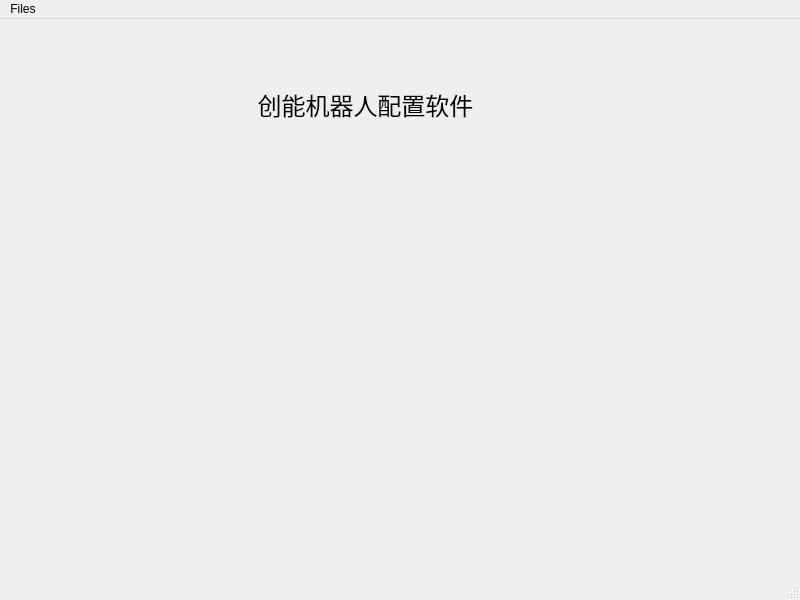
Old version of the form gui.ui in the repository wangqi1994/gui_python_configuration-software.
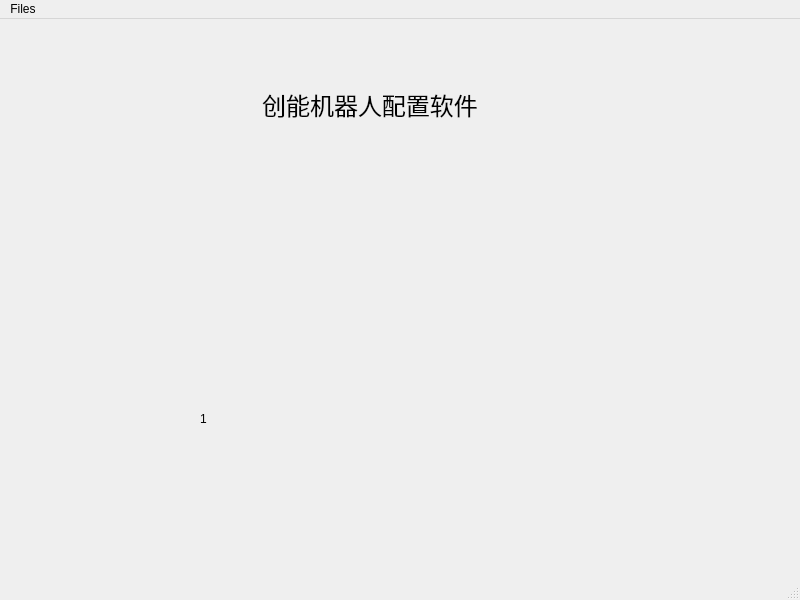
New version of the form.

What changed in the file:
```diff
--- a/gui.ui
+++ b/gui.ui
@@ -22,8 +22,8 @@
      <rect>
       <x>220</x>
       <y>60</y>
-      <width>291</width>
-      <height>51</height>
+      <width>300</width>
+      <height>50</height>
      </rect>
     </property>
     <property name="font">
@@ -38,6 +38,19 @@
      <set>Qt::AlignCenter</set>
     </property>
    </widget>
+   <widget class="QLabel" name="pic_show_label">
+    <property name="geometry">
+     <rect>
+      <x>200</x>
+      <y>200</y>
+      <width>400</width>
+      <height>400</height>
+     </rect>
+    </property>
+    <property name="text">
+     <string>1</string>
+    </property>
+   </widget>
   </widget>
   <widget class="QMenuBar" name="menubar">
    <property name="geometry">
```
